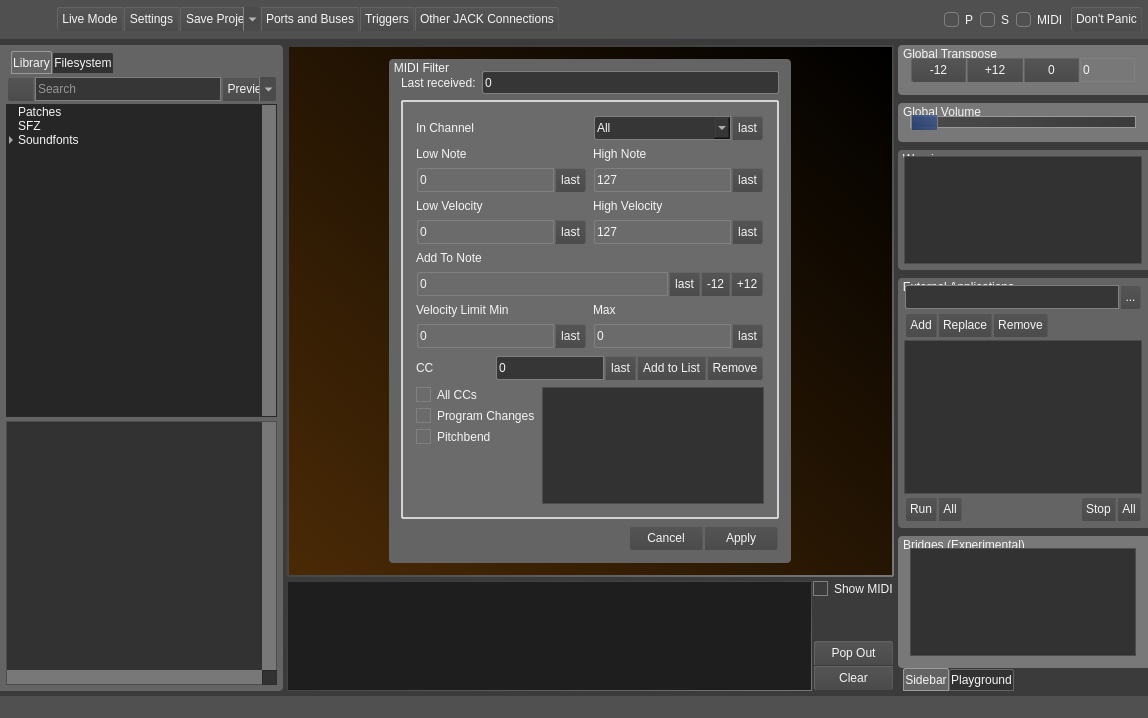
Before: the Qt Designer form src/mainwindow.ui in noedigcode/konfyt, drawn with Qt 5.
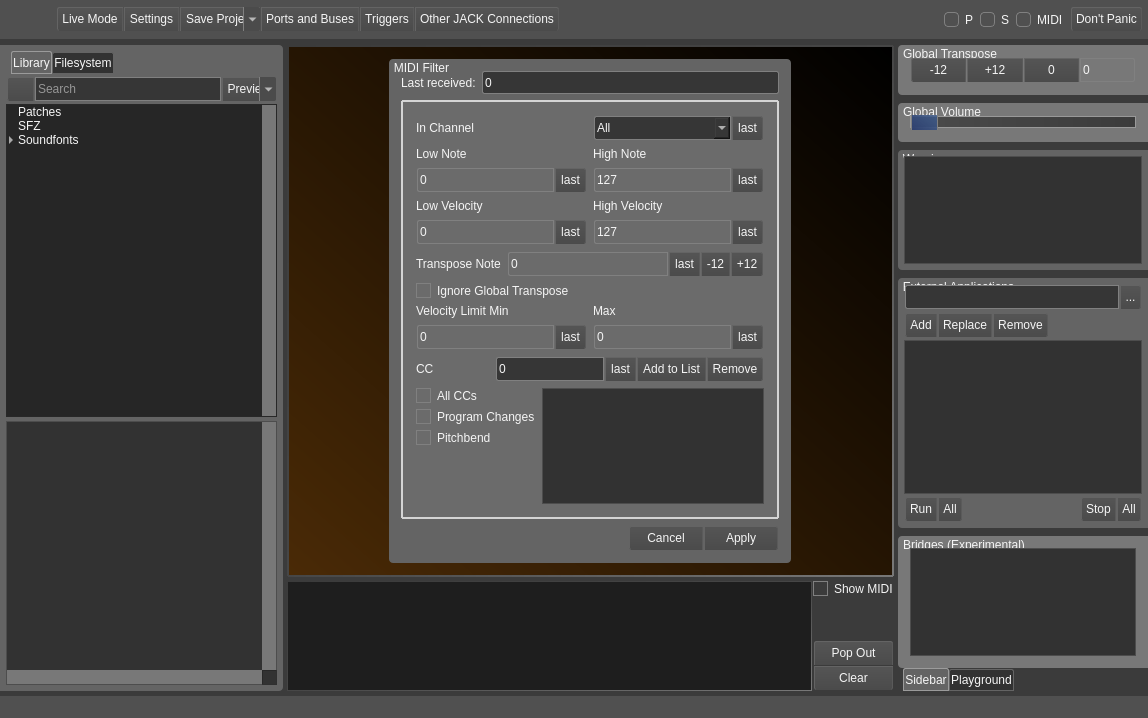
After: the same form once the commit is applied. The open tabs and pages were chosen to show the change. Icons and pictures are not drawn.

Commit message: Add ignoreGlobalTranspose to layer MIDI filter; Bump version to 1.1.5-testing.

```diff
--- a/src/mainwindow.ui
+++ b/src/mainwindow.ui
@@ -3695,7 +3695,7 @@
                         <x>0</x>
                         <y>0</y>
                         <width>374</width>
-                        <height>400</height>
+                        <height>398</height>
                        </rect>
                       </property>
                       <layout class="QVBoxLayout" name="verticalLayout_14">
@@ -4259,11 +4259,17 @@
                         </layout>
                        </item>
                        <item>
-                        <layout class="QVBoxLayout" name="verticalLayout_13">
+                        <layout class="QHBoxLayout" name="horizontalLayout_65">
                          <item>
                           <widget class="QLabel" name="label_15">
+                           <property name="sizePolicy">
+                            <sizepolicy hsizetype="Maximum" vsizetype="Preferred">
+                             <horstretch>0</horstretch>
+                             <verstretch>0</verstretch>
+                            </sizepolicy>
+                           </property>
                            <property name="text">
-                            <string>Add To Note</string>
+                            <string>Transpose Note</string>
                            </property>
                           </widget>
                          </item>
@@ -4407,6 +4413,13 @@
                          </item>
                         </layout>
                        </item>
+                       <item>
+                        <widget class="QCheckBox" name="checkBox_midiFilter_ignoreGlobalTranspose">
+                         <property name="text">
+                          <string>Ignore Global Transpose</string>
+                         </property>
+                        </widget>
+                       </item>
                        <item>
                         <layout class="QGridLayout" name="gridLayout_24">
                          <item row="0" column="1">
```
Left out of the diff: 2 changed lines with no effect on the pictures. The commit also changes 6 other files.
